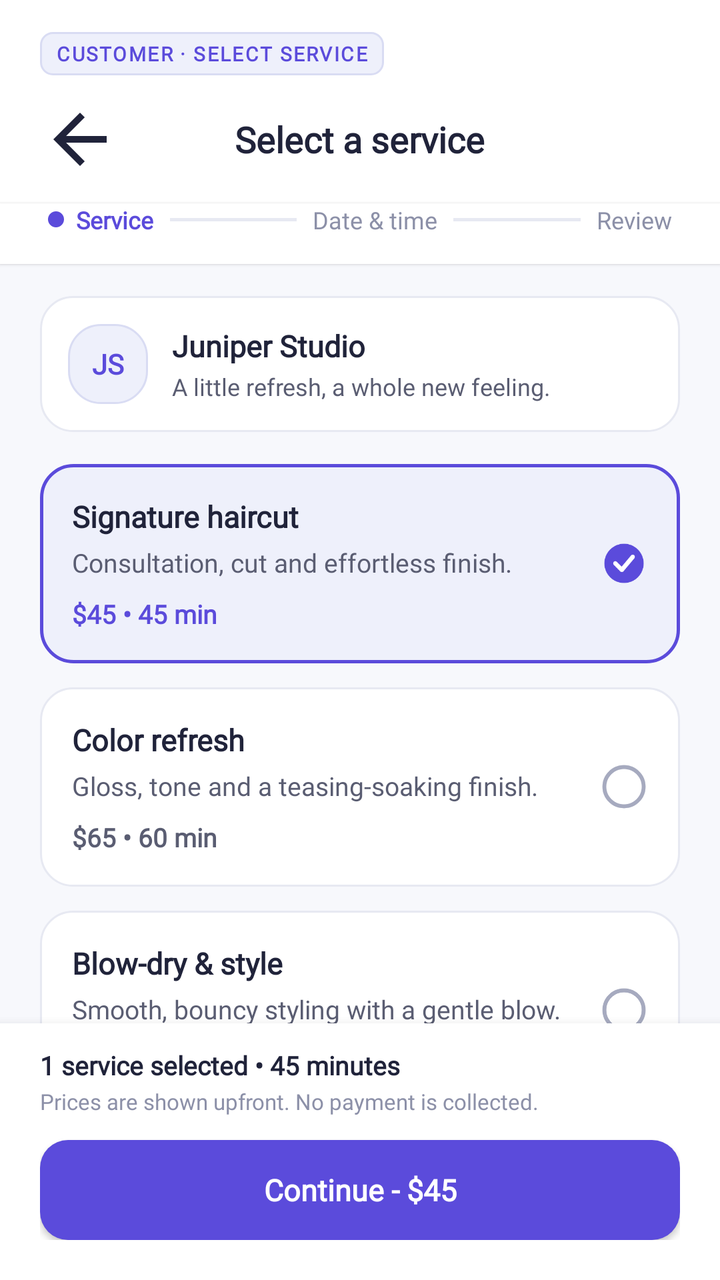
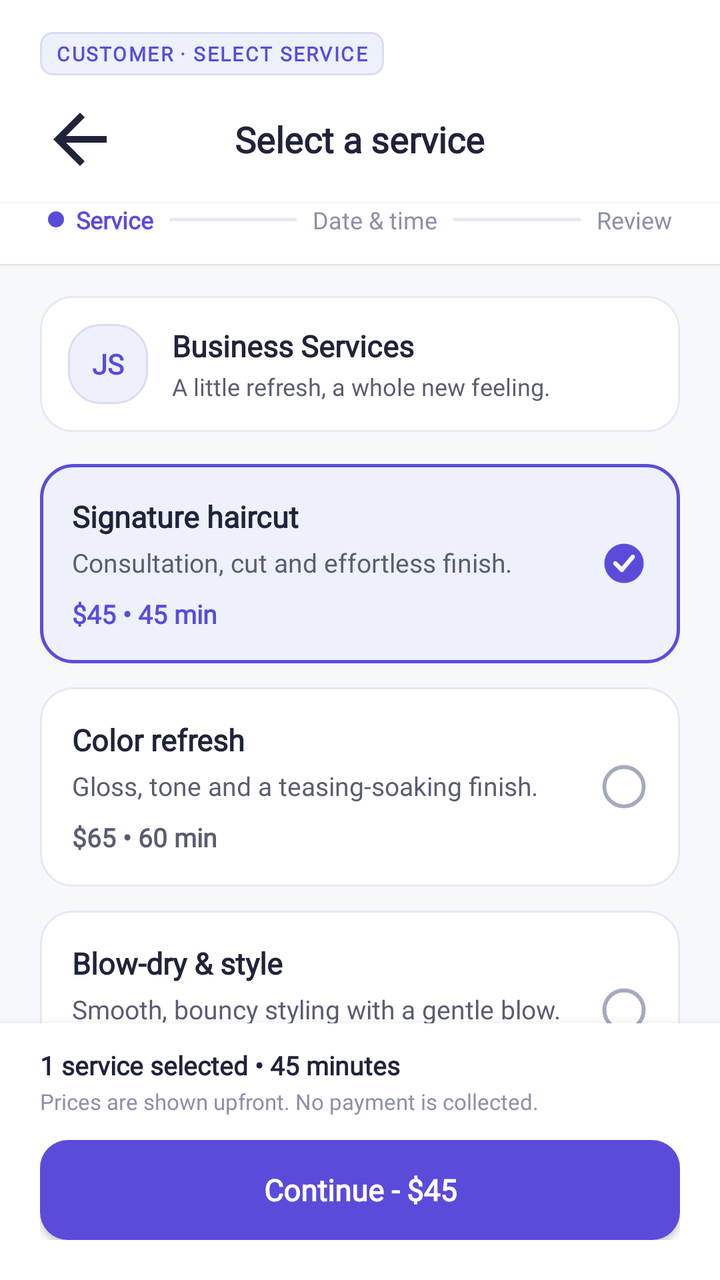

An Android layout rendered at two revisions. The XML below is the earlier revision; the diff shows what the commit changed to produce the second picture.
<!-- AndroidManifest.xml: application theme Theme.BizBridgeApp -->
<!-- res/layout/fragment_select_service.xml -->
<?xml version="1.0" encoding="utf-8"?>
<androidx.coordinatorlayout.widget.CoordinatorLayout
    xmlns:android="http://schemas.android.com/apk/res/android"
    xmlns:app="http://schemas.android.com/apk/res-auto"
    android:layout_width="match_parent"
    android:layout_height="match_parent"
    android:background="@color/background">

    
    <androidx.core.widget.NestedScrollView
        android:layout_width="match_parent"
        android:layout_height="match_parent"
        android:clipToPadding="false"
        android:overScrollMode="never"
        android:paddingBottom="120dp">

        <LinearLayout
            android:layout_width="match_parent"
            android:layout_height="wrap_content"
            android:orientation="vertical">

            
            <LinearLayout
                android:layout_width="match_parent"
                android:layout_height="wrap_content"
                android:background="@color/surface_white"
                android:orientation="vertical"
                android:paddingStart="20dp"
                android:paddingEnd="20dp"
                android:paddingTop="16dp"
                android:paddingBottom="12dp">

                <TextView
                    android:layout_width="wrap_content"
                    android:layout_height="wrap_content"
                    android:background="@drawable/bg_subheader_tag"
                    android:paddingStart="8dp"
                    android:paddingEnd="8dp"
                    android:paddingTop="4dp"
                    android:paddingBottom="4dp"
                    android:text="CUSTOMER · SELECT SERVICE"
                    android:textAppearance="@style/TextAppearance.BizBridge.SubheaderTag"
                    android:textSize="10sp" />

                <RelativeLayout
                    android:layout_width="match_parent"
                    android:layout_height="wrap_content"
                    android:layout_marginTop="12dp">

                    <ImageView
                        android:id="@+id/btn_back"
                        android:layout_width="40dp"
                        android:layout_height="40dp"
                        android:layout_alignParentStart="true"
                        android:layout_centerVertical="true"
                        android:background="?attr/selectableItemBackgroundBorderless"
                        android:src="@drawable/ic_arrow_back"
                        app:tint="@color/text_primary" />

                    <TextView
                        android:layout_width="wrap_content"
                        android:layout_height="wrap_content"
                        android:layout_centerInParent="true"
                        android:fontFamily="@font/inter_variable"
                        android:text="Select a service"
                        android:textColor="@color/text_primary"
                        android:textSize="18sp"
                        android:textStyle="bold" />

                </RelativeLayout>
            </LinearLayout>

            
            <LinearLayout
                android:layout_width="match_parent"
                android:layout_height="wrap_content"
                android:background="@color/surface_white"
                android:elevation="1dp"
                android:gravity="center_vertical"
                android:orientation="horizontal"
                android:paddingStart="24dp"
                android:paddingEnd="24dp"
                android:paddingBottom="14dp">

                
                <LinearLayout
                    android:layout_width="wrap_content"
                    android:layout_height="wrap_content"
                    android:gravity="center_vertical"
                    android:orientation="horizontal">

                    <View
                        android:layout_width="8dp"
                        android:layout_height="8dp"
                        android:background="@drawable/bg_score_badge" />

                    <TextView
                        android:layout_width="wrap_content"
                        android:layout_height="wrap_content"
                        android:layout_marginStart="6dp"
                        android:fontFamily="@font/inter_variable"
                        android:text="Service"
                        android:textColor="@color/primary"
                        android:textSize="12sp"
                        android:textStyle="bold" />
                </LinearLayout>

                <View
                    android:layout_width="0dp"
                    android:layout_height="1.5dp"
                    android:layout_marginStart="8dp"
                    android:layout_marginEnd="8dp"
                    android:layout_weight="1"
                    android:background="@color/border_subtle" />

                
                <TextView
                    android:layout_width="wrap_content"
                    android:layout_height="wrap_content"
                    android:fontFamily="@font/inter_variable"
                    android:text="Date &amp; time"
                    android:textColor="@color/text_muted"
                    android:textSize="12sp" />

                <View
                    android:layout_width="0dp"
                    android:layout_height="1.5dp"
                    android:layout_marginStart="8dp"
                    android:layout_marginEnd="8dp"
                    android:layout_weight="1"
                    android:background="@color/border_subtle" />

                
                <TextView
                    android:layout_width="wrap_content"
                    android:layout_height="wrap_content"
                    android:fontFamily="@font/inter_variable"
                    android:text="Review"
                    android:textColor="@color/text_muted"
                    android:textSize="12sp" />

            </LinearLayout>

            
            <LinearLayout
                android:layout_width="match_parent"
                android:layout_height="wrap_content"
                android:layout_marginStart="20dp"
                android:layout_marginEnd="20dp"
                android:layout_marginTop="16dp"
                android:background="@drawable/bg_card_white"
                android:gravity="center_vertical"
                android:orientation="horizontal"
                android:padding="14dp">

                <FrameLayout
                    android:layout_width="40dp"
                    android:layout_height="40dp"
                    android:background="@drawable/bg_card_lavender">

                    <TextView
                        android:layout_width="wrap_content"
                        android:layout_height="wrap_content"
                        android:layout_gravity="center"
                        android:fontFamily="@font/inter_variable"
                        android:text="JS"
                        android:textColor="@color/primary"
                        android:textSize="14sp"
                        android:textStyle="bold" />
                </FrameLayout>

                <LinearLayout
                    android:layout_width="match_parent"
                    android:layout_height="wrap_content"
                    android:layout_marginStart="12dp"
                    android:orientation="vertical">

                    <TextView
                        android:layout_width="wrap_content"
                        android:layout_height="wrap_content"
                        android:fontFamily="@font/inter_variable"
                        android:text="Juniper Studio"
                        android:textColor="@color/text_primary"
                        android:textSize="15sp"
                        android:textStyle="bold" />

                    <TextView
                        android:layout_width="wrap_content"
                        android:layout_height="wrap_content"
                        android:layout_marginTop="2dp"
                        android:fontFamily="@font/inter_variable"
                        android:text="A little refresh, a whole new feeling."
                        android:textColor="@color/text_secondary"
                        android:textSize="12sp" />
                </LinearLayout>

            </LinearLayout>

            
            <LinearLayout
                android:layout_width="match_parent"
                android:layout_height="wrap_content"
                android:layout_marginTop="16dp"
                android:orientation="vertical"
                android:paddingStart="20dp"
                android:paddingEnd="20dp">

                
                <LinearLayout
                    android:id="@+id/card_service_1"
                    android:layout_width="match_parent"
                    android:layout_height="wrap_content"
                    android:background="@drawable/bg_card_selected_purple"
                    android:clickable="true"
                    android:focusable="true"
                    android:orientation="horizontal"
                    android:padding="16dp">

                    <LinearLayout
                        android:layout_width="0dp"
                        android:layout_height="wrap_content"
                        android:layout_weight="1"
                        android:orientation="vertical">

                        <TextView
                            android:layout_width="wrap_content"
                            android:layout_height="wrap_content"
                            android:fontFamily="@font/inter_variable"
                            android:text="Signature haircut"
                            android:textColor="@color/text_primary"
                            android:textSize="15sp"
                            android:textStyle="bold" />

                        <TextView
                            android:layout_width="wrap_content"
                            android:layout_height="wrap_content"
                            android:layout_marginTop="4dp"
                            android:fontFamily="@font/inter_variable"
                            android:text="Consultation, cut and effortless finish."
                            android:textColor="@color/text_secondary"
                            android:textSize="13sp" />

                        <TextView
                            android:layout_width="wrap_content"
                            android:layout_height="wrap_content"
                            android:layout_marginTop="8dp"
                            android:fontFamily="@font/inter_variable"
                            android:text="$45 • 45 min"
                            android:textColor="@color/primary"
                            android:textSize="13sp"
                            android:textStyle="bold" />
                    </LinearLayout>

                    <ImageView
                        android:id="@+id/radio_service_1"
                        android:layout_width="24dp"
                        android:layout_height="24dp"
                        android:layout_gravity="center_vertical"
                        android:layout_marginStart="12dp"
                        android:src="@drawable/ic_radio_selected" />

                </LinearLayout>

                
                <LinearLayout
                    android:id="@+id/card_service_2"
                    android:layout_width="match_parent"
                    android:layout_height="wrap_content"
                    android:layout_marginTop="12dp"
                    android:background="@drawable/bg_card_white"
                    android:clickable="true"
                    android:focusable="true"
                    android:orientation="horizontal"
                    android:padding="16dp">

                    <LinearLayout
                        android:layout_width="0dp"
                        android:layout_height="wrap_content"
                        android:layout_weight="1"
                        android:orientation="vertical">

                        <TextView
                            android:layout_width="wrap_content"
                            android:layout_height="wrap_content"
                            android:fontFamily="@font/inter_variable"
                            android:text="Color refresh"
                            android:textColor="@color/text_primary"
                            android:textSize="15sp"
                            android:textStyle="bold" />

                        <TextView
                            android:layout_width="wrap_content"
                            android:layout_height="wrap_content"
                            android:layout_marginTop="4dp"
                            android:fontFamily="@font/inter_variable"
                            android:text="Gloss, tone and a teasing-soaking finish."
                            android:textColor="@color/text_secondary"
                            android:textSize="13sp" />

                        <TextView
                            android:layout_width="wrap_content"
                            android:layout_height="wrap_content"
                            android:layout_marginTop="8dp"
                            android:fontFamily="@font/inter_variable"
                            android:text="$65 • 60 min"
                            android:textColor="@color/text_secondary"
                            android:textSize="13sp"
                            android:textStyle="bold" />
                    </LinearLayout>

                    <ImageView
                        android:id="@+id/radio_service_2"
                        android:layout_width="24dp"
                        android:layout_height="24dp"
                        android:layout_gravity="center_vertical"
                        android:layout_marginStart="12dp"
                        android:src="@drawable/ic_radio_unselected" />

                </LinearLayout>

                
                <LinearLayout
                    android:id="@+id/card_service_3"
                    android:layout_width="match_parent"
                    android:layout_height="wrap_content"
                    android:layout_marginTop="12dp"
                    android:background="@drawable/bg_card_white"
                    android:clickable="true"
                    android:focusable="true"
                    android:orientation="horizontal"
                    android:padding="16dp">

                    <LinearLayout
                        android:layout_width="0dp"
                        android:layout_height="wrap_content"
                        android:layout_weight="1"
                        android:orientation="vertical">

                        <TextView
                            android:layout_width="wrap_content"
                            android:layout_height="wrap_content"
                            android:fontFamily="@font/inter_variable"
                            android:text="Blow-dry &amp; style"
                            android:textColor="@color/text_primary"
                            android:textSize="15sp"
                            android:textStyle="bold" />

                        <TextView
                            android:layout_width="wrap_content"
                            android:layout_height="wrap_content"
                            android:layout_marginTop="4dp"
                            android:fontFamily="@font/inter_variable"
                            android:text="Smooth, bouncy styling with a gentle blow."
                            android:textColor="@color/text_secondary"
                            android:textSize="13sp" />

                        <TextView
                            android:layout_width="wrap_content"
                            android:layout_height="wrap_content"
                            android:layout_marginTop="8dp"
                            android:fontFamily="@font/inter_variable"
                            android:text="$35 • 30 min"
                            android:textColor="@color/text_secondary"
                            android:textSize="13sp"
                            android:textStyle="bold" />
                    </LinearLayout>

                    <ImageView
                        android:id="@+id/radio_service_3"
                        android:layout_width="24dp"
                        android:layout_height="24dp"
                        android:layout_gravity="center_vertical"
                        android:layout_marginStart="12dp"
                        android:src="@drawable/ic_radio_unselected" />

                </LinearLayout>

            </LinearLayout>

        </LinearLayout>
    </androidx.core.widget.NestedScrollView>

    
    <LinearLayout
        android:layout_width="match_parent"
        android:layout_height="wrap_content"
        android:layout_gravity="bottom"
        android:background="@color/surface_white"
        android:elevation="8dp"
        android:orientation="vertical"
        android:paddingStart="20dp"
        android:paddingEnd="20dp"
        android:paddingTop="12dp"
        android:paddingBottom="20dp">

        <TextView
            android:id="@+id/tv_summary_selection"
            android:layout_width="wrap_content"
            android:layout_height="wrap_content"
            android:fontFamily="@font/inter_variable"
            android:text="1 service selected • 45 minutes"
            android:textColor="@color/text_primary"
            android:textSize="13sp"
            android:textStyle="bold" />

        <TextView
            android:layout_width="wrap_content"
            android:layout_height="wrap_content"
            android:layout_marginTop="2dp"
            android:fontFamily="@font/inter_variable"
            android:text="Prices are shown upfront. No payment is collected."
            android:textColor="@color/text_muted"
            android:textSize="11sp" />

        <androidx.appcompat.widget.AppCompatButton
            android:id="@+id/btn_continue"
            android:layout_width="match_parent"
            android:layout_height="50dp"
            android:layout_marginTop="12dp"
            android:background="@drawable/bg_button_primary"
            android:fontFamily="@font/inter_variable"
            android:text="Continue - $45"
            android:textAllCaps="false"
            android:textColor="@color/white"
            android:textSize="15sp"
            android:textStyle="bold" />

    </LinearLayout>

</androidx.coordinatorlayout.widget.CoordinatorLayout>
<!-- resources referenced by this layout -->
<resources>
  <color name="background">#F7F8FC</color>
  <color name="border_subtle">#E7E9F2</color>
  <color name="primary">#5B4BDB</color>
  <color name="surface_white">#FFFFFF</color>
  <color name="text_muted">#8C90A8</color>
  <color name="text_primary">#20233A</color>
  <color name="text_secondary">#5A5D72</color>
  <color name="white">#FFFFFFFF</color>
  <!-- drawable bg_button_primary (drawable) -->
  <?xml version="1.0" encoding="utf-8"?>
  <ripple xmlns:android="http://schemas.android.com/apk/res/android"
      android:color="#33FFFFFF">
      <item>
          <shape android:shape="rectangle">
              <solid android:color="@color/primary" />
              <corners android:radius="@dimen/radius_button" />
          </shape>
      </item>
  </ripple>
  <!-- drawable bg_card_lavender (drawable) -->
  <?xml version="1.0" encoding="utf-8"?>
  <shape xmlns:android="http://schemas.android.com/apk/res/android"
      android:shape="rectangle">
      <solid android:color="@color/primary_light" />
      <stroke
          android:width="@dimen/stroke_subtle"
          android:color="@color/primary_light_border" />
      <corners android:radius="@dimen/radius_card" />
  </shape>
  <!-- drawable bg_card_selected_purple (drawable) -->
  <?xml version="1.0" encoding="utf-8"?>
  <shape xmlns:android="http://schemas.android.com/apk/res/android"
      android:shape="rectangle">
      <solid android:color="@color/primary_light" />
      <stroke
          android:width="1.5dp"
          android:color="@color/primary" />
      <corners android:radius="16dp" />
  </shape>
  <!-- drawable bg_card_white (drawable) -->
  <?xml version="1.0" encoding="utf-8"?>
  <shape xmlns:android="http://schemas.android.com/apk/res/android"
      android:shape="rectangle">
      <solid android:color="@color/surface_white" />
      <stroke
          android:width="@dimen/stroke_subtle"
          android:color="@color/border_subtle" />
      <corners android:radius="@dimen/radius_card" />
  </shape>
  <!-- drawable bg_score_badge (drawable) -->
  <?xml version="1.0" encoding="utf-8"?>
  <shape xmlns:android="http://schemas.android.com/apk/res/android"
      android:shape="rectangle">
      <solid android:color="@color/primary" />
      <corners android:radius="20dp" />
  </shape>
  <!-- drawable bg_subheader_tag (drawable) -->
  <?xml version="1.0" encoding="utf-8"?>
  <shape xmlns:android="http://schemas.android.com/apk/res/android"
      android:shape="rectangle">
      <solid android:color="@color/primary_light" />
      <stroke
          android:width="1dp"
          android:color="@color/primary_light_border" />
      <corners android:radius="6dp" />
  </shape>
  <!-- drawable ic_arrow_back (drawable) -->
  <vector xmlns:android="http://schemas.android.com/apk/res/android"
      android:width="24dp"
      android:height="24dp"
      android:viewportWidth="24"
      android:viewportHeight="24">
      <path
          android:fillColor="#20233A"
          android:pathData="M20,11H7.83l5.59,-5.59L12,4l-8,8 8,8 1.41,-1.41L7.83,13H20v-2z" />
  </vector>
  <style name="TextAppearance.BizBridge.SubheaderTag" parent="android:TextAppearance">
          <item name="android:textSize">11sp</item>
          <item name="android:textStyle">bold</item>
          <item name="android:textColor">@color/primary</item>
          <item name="android:letterSpacing">0.08</item>
          <item name="fontFamily">@font/inter_variable</item>
      </style>
  <style name="Theme.BizBridgeApp" parent="Base.Theme.BizBridgeApp" />
  <dimen name="radius_button">14dp</dimen>
  <color name="primary_light">#EEF0FB</color>
  <dimen name="stroke_subtle">1dp</dimen>
  <color name="primary_light_border">#D9DCF3</color>
  <dimen name="radius_card">16dp</dimen>
  <color name="text_placeholder">#A6AABF</color>
  <color name="secondary">#20B8A6</color>
  <!-- unchanged entries left out for length: 3 -->
</resources>

<!-- the commit's change to res/layout/fragment_select_service.xml (unified diff, before → after) -->
@@ -176,10 +176,11 @@
                     android:orientation="vertical">
 
                     <TextView
+                        android:id="@+id/tv_select_service_biz_name"
                         android:layout_width="wrap_content"
                         android:layout_height="wrap_content"
                         android:fontFamily="@font/inter_variable"
-                        android:text="Juniper Studio"
+                        android:text="Business Services"
                         android:textColor="@color/text_primary"
                         android:textSize="15sp"
                         android:textStyle="bold" />
